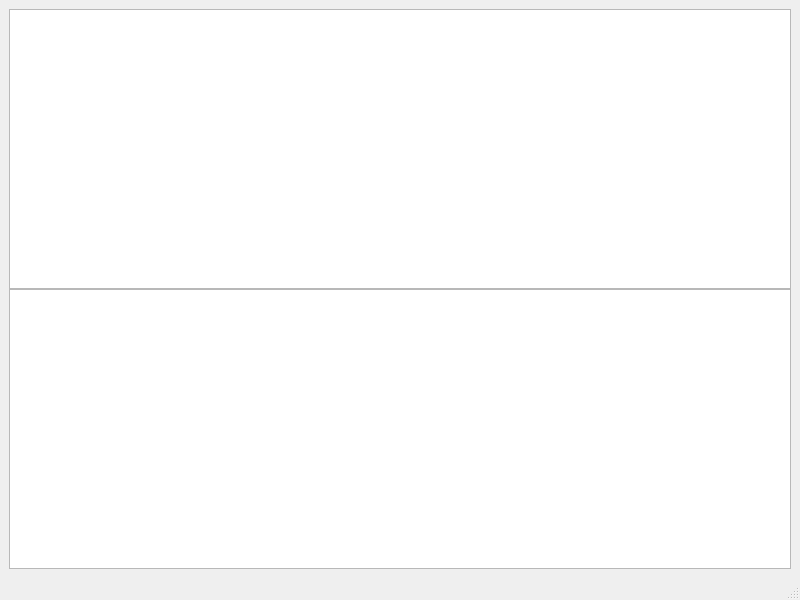
Above: src/mainwindow.ui from giosali/rafiki before the change. Below: the same form after it.
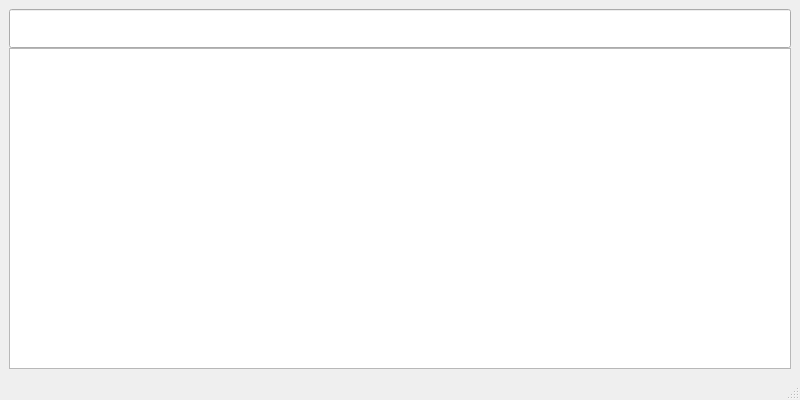
That is the form after the change.

Commit message: Replace QPlainTextEdit widget with QLineEdit widget

```diff
--- a/src/mainwindow.ui
+++ b/src/mainwindow.ui
@@ -7,7 +7,7 @@
     <x>0</x>
     <y>0</y>
     <width>800</width>
-    <height>600</height>
+    <height>400</height>
    </rect>
   </property>
   <property name="windowTitle">
@@ -21,7 +21,13 @@
        <number>0</number>
       </property>
       <item>
-       <widget class="QPlainTextEdit" name="plainTextEdit"/>
+       <widget class="QLineEdit" name="lineEdit">
+        <property name="font">
+         <font>
+          <pointsize>20</pointsize>
+         </font>
+        </property>
+       </widget>
       </item>
       <item>
        <widget class="QListView" name="listView"/>
```
